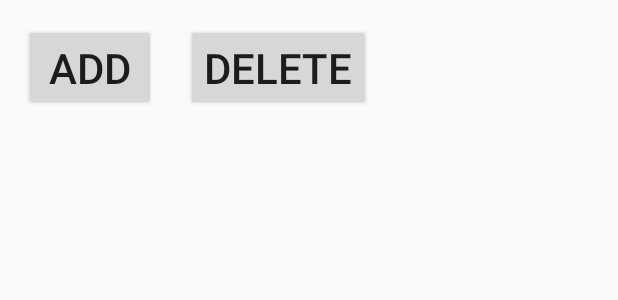
After one commit to Cindy771004/GeoLocation, an Android app: the layout activity_database.xml on its own in the app's theme, with its tools: preview values and no code run, on a phone screen of 412 x 824 dp. The commit adds this screen. Shown: the top 300 px of the screen. Run offline under Robolectric (Android 15) with nearby library versions, the phone set to English and light mode, and no system bars.

Commit message:
[SPEC] add SQLite database [Description]     add SQLite database [Author]     Cindy_Chou
[Tester]
    Cindy_Chou

```diff
--- a/app/src/main/AndroidManifest.xml
+++ b/app/src/main/AndroidManifest.xml
@@ -2,7 +2,7 @@
 <manifest xmlns:android="http://schemas.android.com/apk/res/android"
     package="com.cindy.geolocation">
 
-    <uses-permission android:name="android.permission.ACCESS_FINE_LOCATION"/>
+    <uses-permission android:name="android.permission.ACCESS_FINE_LOCATION" />
     <uses-permission android:name="android.permission.READ_EXTERNAL_STORAGE" />
 
     <application
@@ -18,6 +18,7 @@
                 <category android:name="android.intent.category.LAUNCHER" />
             </intent-filter>
         </activity>
+        <activity android:name=".DatabaseActivity"></activity>
     </application>
 
 </manifest>
--- /dev/null
+++ b/app/src/main/res/layout/activity_database.xml
@@ -0,0 +1,44 @@
+<?xml version="1.0" encoding="utf-8"?>
+<RelativeLayout xmlns:android="http://schemas.android.com/apk/res/android"
+    xmlns:tools="http://schemas.android.com/tools"
+    android:id="@+id/activity_database2"
+    android:layout_width="match_parent"
+    android:layout_height="match_parent"
+    android:paddingBottom="@dimen/activity_vertical_margin"
+    android:paddingLeft="@dimen/activity_horizontal_margin"
+    android:paddingRight="@dimen/activity_horizontal_margin"
+    android:paddingTop="@dimen/activity_vertical_margin"
+    tools:context="com.cindy.geolocation.DatabaseActivity">
+
+    <LinearLayout
+        android:layout_width="wrap_content"
+        android:layout_height="wrap_content">
+
+        <Button
+            android:id="@+id/addBtn"
+            android:layout_width="wrap_content"
+            android:layout_height="wrap_content"
+            android:layout_alignParentStart="true"
+            android:text="ADD"
+            android:textSize="28dp"/>
+        <Button
+            android:id="@+id/deleteBtn"
+            android:layout_width="wrap_content"
+            android:layout_height="wrap_content"
+            android:layout_alignBottom="@+id/addBtn"
+            android:layout_marginStart="20dp"
+            android:layout_toEndOf="@+id/addBtn"
+            android:text="Delete"
+            android:textSize="28dp"/>
+    </LinearLayout>
+
+    <ListView
+        android:id="@android:id/list"
+        android:layout_width="match_parent"
+        android:layout_height="wrap_content"
+        android:layout_marginTop="40dp"
+        android:layout_margin="40dp"
+        android:text="@string/DB_list">
+    </ListView>
+
+</RelativeLayout>
--- a/app/src/main/res/values/strings.xml
+++ b/app/src/main/res/values/strings.xml
@@ -1,5 +1,6 @@
 <resources>
-<string name="app_name">GeoLocation</string>
-<string name="ok">OK</string>
-<string name="permission_rationale">Need Location Permission</string>
+    <string name="app_name">Cindy Example</string>
+    <string name="ok">OK</string>
+    <string name="permission_rationale">Need Location Permission</string>
+    <string name="DB_list">DB test</string>
 </resources>
```
Also changed, not shown: app/src/main/java/com/cindy/geolocation/DatabaseActivity.java (added, +74 -0 lines), app/src/main/java/com/cindy/geolocation/MainActivity.java (+15 -5 lines), app/src/main/java/com/cindy/geolocation/database/DBHelper.java (+8 -5 lines), app/src/main/java/com/cindy/geolocation/database/Item.java (added, +42 -0 lines), app/src/main/java/com/cindy/geolocation/database/ItemDAO.java (+75 -4 lines), app/src/main/res/layout/activity_main.xml (+11 -0 lines).
